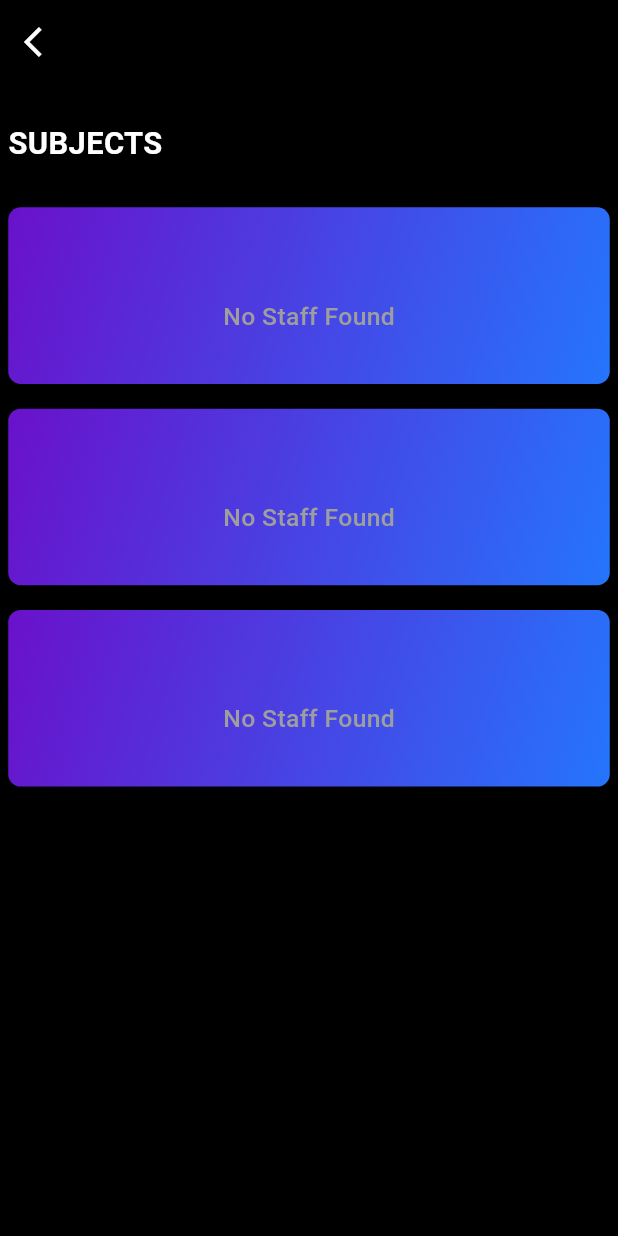
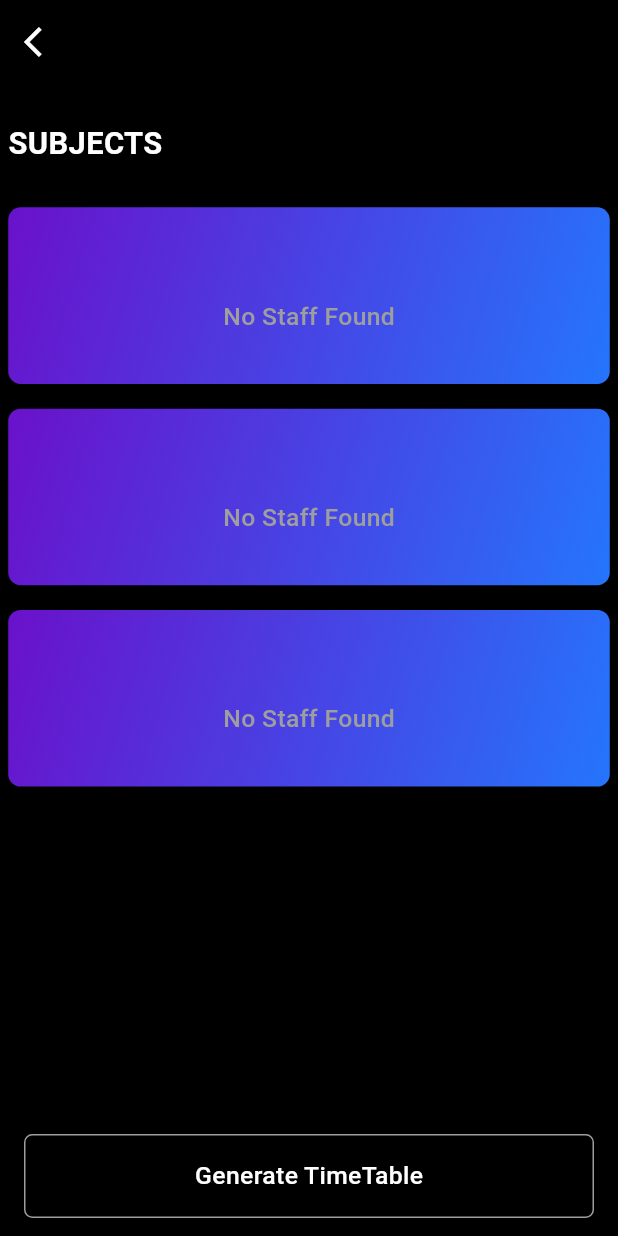
Before and after one commit to hijasahamed/Time-Table-Generator, a Flutter app: the CourseScreen screen opened directly with empty values, on a phone screen of 412 x 824 dp. Run offline on Flutter 3.47's test engine with Material 3 defaults, Android fonts, the phone set to English and light mode, and no system bars; our stand-ins replace bloc, cloud_firestore, firebase_core, flutter_bloc; accounts and stored records are empty.

Commit message:
latest push

```diff
--- /dev/null
+++ b/lib/view/course_screen/bottom_nav_bar/bottom_nav_bar.dart
@@ -0,0 +1,48 @@
+import 'package:flutter/material.dart';
+import 'package:time_table/controller/course_screen_controller.dart';
+import 'package:time_table/model/text_widget_model.dart';
+
+class CourseScreenBottomNavBar extends StatelessWidget {
+  const CourseScreenBottomNavBar({
+    super.key,
+    required this.courseName,
+    required this.screenSize
+  });
+
+  final String courseName;
+  final Size screenSize;
+
+  @override
+  Widget build(BuildContext context) {
+    return FutureBuilder<bool>(
+      future: doesCourseExist(courseName: courseName),
+      builder: (context, snapshot) {
+        if (snapshot.connectionState == ConnectionState.waiting) {
+          return const SizedBox.shrink();
+        }
+        if (snapshot.hasData && snapshot.data == true) {
+          return BottomAppBar(
+            color: Colors.black,
+            child: InkWell(
+              onTap: () {
+
+              },
+              child: Container(
+                height: screenSize.height/15,
+                decoration: BoxDecoration(
+                  borderRadius: BorderRadius.circular(screenSize.width/75),
+                  border: Border.all(color: Colors.grey)
+                ),
+                child: Center(
+                  child: TextWidget(text: 'Generate TimeTable', color: Colors.white, size: screenSize.width/25, fontFamily: '', weight: FontWeight.w500),
+                ),
+              ),
+            ),
+          );
+        } else {
+          return const SizedBox.shrink();
+        }
+      },
+    );
+  }
+}
--- a/lib/view/course_screen/course_screen.dart
+++ b/lib/view/course_screen/course_screen.dart
@@ -1,4 +1,5 @@
 import 'package:flutter/material.dart';
+import 'package:time_table/view/course_screen/bottom_nav_bar/bottom_nav_bar.dart';
 import 'package:time_table/view/course_screen/course_screen_body/course_screen_body.dart';
 import 'package:time_table/view/course_screen/floating_button/floating_button.dart';
 import 'package:time_table/view/home_screen/app_bar_widget/app_bar_widget.dart';
@@ -13,7 +14,8 @@ class CourseScreen extends StatelessWidget {
       backgroundColor: Colors.black,
       appBar: HomeScreenAppBarWidget(screenSize: screenSize,title: courseName,isBack: true,),
       body: CourseScreenBody(screenSize: screenSize,courseName: courseName,),
-      floatingActionButton: FloatingButton(screenSize: screenSize,courseName: courseName,)
+      floatingActionButton: FloatingButton(screenSize: screenSize,courseName: courseName,),
+      bottomNavigationBar: CourseScreenBottomNavBar(courseName: courseName,screenSize: screenSize,),
     );
   }
 }
--- /dev/null
+++ b/lib/view/time_table_screen/time_table_screen.dart
@@ -0,0 +1,13 @@
+import 'package:flutter/material.dart';
+import 'package:time_table/view/home_screen/app_bar_widget/app_bar_widget.dart';
+
+class TimeTableScreen extends StatelessWidget {
+  const TimeTableScreen({super.key,required this.screenSize});
+  final Size screenSize;
+  @override
+  Widget build(BuildContext context) {
+    return Scaffold(
+      appBar: HomeScreenAppBarWidget(screenSize: screenSize, title: 'Time Table',isBack: true,),
+    );
+  }
+}
```
